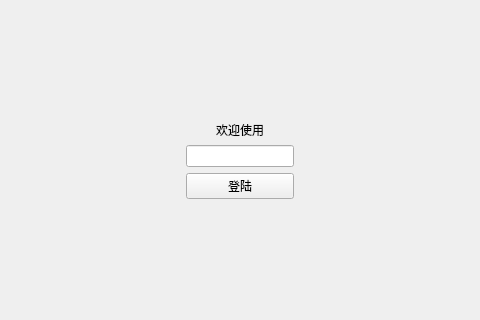
Wjc1999/Data_structure_touring_simulator, file src/qt_headers/widget.ui: the form before one commit; both pictures show x 334 to 814 and y 187 to 507 of the 1148 by 694 pixel window.
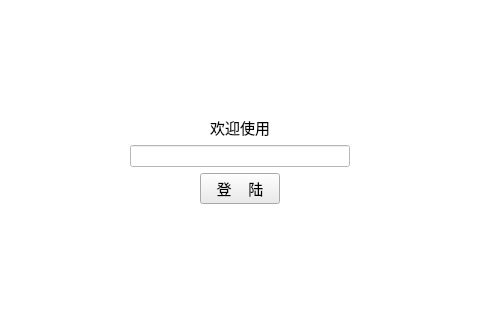
The form after the commit. Icons and pictures are not drawn. Custom widgets are drawn as their Qt base class.

```diff
--- a/src/qt_headers/widget.ui
+++ b/src/qt_headers/widget.ui
@@ -19,7 +19,10 @@
   <property name="whatsThis">
    <string>A Touring Simulation</string>
   </property>
-  <layout class="QGridLayout" name="gridLayout_5">
+  <property name="styleSheet">
+   <string notr="true">font: 11pt &quot;Microsoft YaHei UI&quot;;</string>
+  </property>
+  <layout class="QGridLayout" name="gridLayout_2">
    <item row="0" column="0">
     <widget class="QStackedWidget" name="stackedWidget">
      <property name="autoFillBackground">
@@ -27,70 +30,202 @@
      </property>
      <widget class="QWidget" name="LoginPage">
       <property name="autoFillBackground">
-       <bool>true</bool>
+       <bool>false</bool>
       </property>
-      <layout class="QGridLayout" name="gridLayout_2">
-       <item row="1" column="1" colspan="2">
-        <layout class="QVBoxLayout" name="verticalLayout_4">
-         <item>
-          <widget class="QLabel" name="welcom_label">
-           <property name="text">
-            <string>欢迎使用</string>
-           </property>
-           <property name="alignment">
-            <set>Qt::AlignCenter</set>
-           </property>
-          </widget>
-         </item>
-         <item>
-          <widget class="QLineEdit" name="lineEdit">
-           <property name="autoFillBackground">
-            <bool>false</bool>
-           </property>
-           <property name="maxLength">
-            <number>256</number>
-           </property>
-           <property name="clearButtonEnabled">
-            <bool>false</bool>
-           </property>
-          </widget>
-         </item>
-         <item>
-          <widget class="QPushButton" name="LogInButton">
-           <property name="text">
-            <string>登陆</string>
-           </property>
-          </widget>
-         </item>
-        </layout>
+      <property name="styleSheet">
+       <string notr="true">background-color: rgb(255, 255, 255);
+border-color: rgb(255, 255, 255);
+</string>
+      </property>
+      <layout class="QGridLayout" name="gridLayout_5" columnstretch="2,1,2">
+       <item row="0" column="1">
+        <spacer name="verticalSpacer">
+         <property name="orientation">
+          <enum>Qt::Vertical</enum>
+         </property>
+         <property name="sizeHint" stdset="0">
+          <size>
+           <width>20</width>
+           <height>276</height>
+          </size>
+         </property>
+        </spacer>
        </item>
-       <item row="1" column="0">
+       <item row="1" column="1">
+        <widget class="QLabel" name="welcom_label">
+         <property name="font">
+          <font>
+           <family>Microsoft YaHei UI</family>
+           <pointsize>11</pointsize>
+           <weight>50</weight>
+           <italic>false</italic>
+           <bold>false</bold>
+          </font>
+         </property>
+         <property name="text">
+          <string>欢迎使用</string>
+         </property>
+         <property name="alignment">
+          <set>Qt::AlignCenter</set>
+         </property>
+        </widget>
+       </item>
+       <item row="2" column="0">
         <spacer name="horizontalSpacer">
          <property name="orientation">
           <enum>Qt::Horizontal</enum>
          </property>
          <property name="sizeHint" stdset="0">
           <size>
-           <width>328</width>
+           <width>437</width>
            <height>20</height>
           </size>
          </property>
         </spacer>
        </item>
-       <item row="1" column="3">
+       <item row="2" column="1">
+        <widget class="QLineEdit" name="lineEdit">
+         <property name="autoFillBackground">
+          <bool>false</bool>
+         </property>
+         <property name="maxLength">
+          <number>256</number>
+         </property>
+         <property name="clearButtonEnabled">
+          <bool>false</bool>
+         </property>
+        </widget>
+       </item>
+       <item row="2" column="2">
         <spacer name="horizontalSpacer_2">
          <property name="orientation">
           <enum>Qt::Horizontal</enum>
          </property>
          <property name="sizeHint" stdset="0">
           <size>
-           <width>328</width>
+           <width>437</width>
            <height>20</height>
           </size>
          </property>
         </spacer>
        </item>
-       <item row="2" column="2">
+       <item row="3" column="1" alignment="Qt::AlignHCenter">
+        <widget class="QPushButton" name="LogInButton">
+         <property name="maximumSize">
+          <size>
+           <width>100</width>
+           <height>100</height>
+          </size>
+         </property>
+         <property name="palette">
+          <palette>
+           <active>
+            <colorrole role="Button">
+             <brush brushstyle="SolidPattern">
+              <color alpha="255">
+               <red>235</red>
+               <green>235</green>
+               <blue>235</blue>
+              </color>
+             </brush>
+            </colorrole>
+            <colorrole role="Base">
+             <brush brushstyle="SolidPattern">
+              <color alpha="255">
+               <red>235</red>
+               <green>235</green>
+               <blue>235</blue>
+              </color>
+             </brush>
+            </colorrole>
+            <colorrole role="Window">
+             <brush brushstyle="SolidPattern">
+              <color alpha="255">
+               <red>235</red>
+               <green>235</green>
+               <blue>235</blue>
+              </color>
+             </brush>
+            </colorrole>
+           </active>
+           <inactive>
+            <colorrole role="Button">
+             <brush brushstyle="SolidPattern">
+              <color alpha="255">
+               <red>235</red>
+               <green>235</green>
+               <blue>235</blue>
+              </color>
+             </brush>
+            </colorrole>
+            <colorrole role="Base">
+             <brush brushstyle="SolidPattern">
+              <color alpha="255">
+               <red>235</red>
+               <green>235</green>
+               <blue>235</blue>
+              </color>
+             </brush>
+            </colorrole>
+            <colorrole role="Window">
+             <brush brushstyle="SolidPattern">
+              <color alpha="255">
+               <red>235</red>
+               <green>235</green>
+               <blue>235</blue>
+              </color>
+             </brush>
+            </colorrole>
+           </inactive>
+           <disabled>
+            <colorrole role="Button">
+             <brush brushstyle="SolidPattern">
+              <color alpha="255">
+               <red>235</red>
+               <green>235</green>
+               <blue>235</blue>
+              </color>
+             </brush>
+            </colorrole>
+            <colorrole role="Base">
+             <brush brushstyle="SolidPattern">
+              <color alpha="255">
+               <red>235</red>
+               <green>235</green>
+               <blue>235</blue>
+              </color>
+             </brush>
+            </colorrole>
+            <colorrole role="Window">
+             <brush brushstyle="SolidPattern">
+              <color alpha="255">
+               <red>235</red>
+               <green>235</green>
+               <blue>235</blue>
+              </color>
+             </brush>
+            </colorrole>
+           </disabled>
+          </palette>
+         </property>
+         <property name="font">
+          <font>
+           <family>Microsoft YaHei UI</family>
+           <pointsize>11</pointsize>
+           <weight>50</weight>
+           <italic>false</italic>
+           <bold>false</bold>
+          </font>
+         </property>
+         <property name="styleSheet">
+          <string notr="true">background-color: rgb(235, 235, 235)</string>
+         </property>
+         <property name="text">
+          <string>登    陆</string>
+         </property>
+        </widget>
+       </item>
+       <item row="4" column="1">
         <spacer name="verticalSpacer_2">
          <property name="orientation">
           <enum>Qt::Vertical</enum>
@@ -98,20 +233,7 @@
          <property name="sizeHint" stdset="0">
           <size>
            <width>20</width>
-           <height>236</height>
-          </size>
-         </property>
-        </spacer>
-       </item>
-       <item row="0" column="1">
-        <spacer name="verticalSpacer">
-         <property name="orientation">
-          <enum>Qt::Vertical</enum>
-         </property>
-         <property name="sizeHint" stdset="0">
-          <size>
-           <width>20</width>
-           <height>237</height>
+           <height>278</height>
           </size>
          </property>
         </spacer>
```
Left out of the diff: 156 changed lines with no effect on the pictures.
